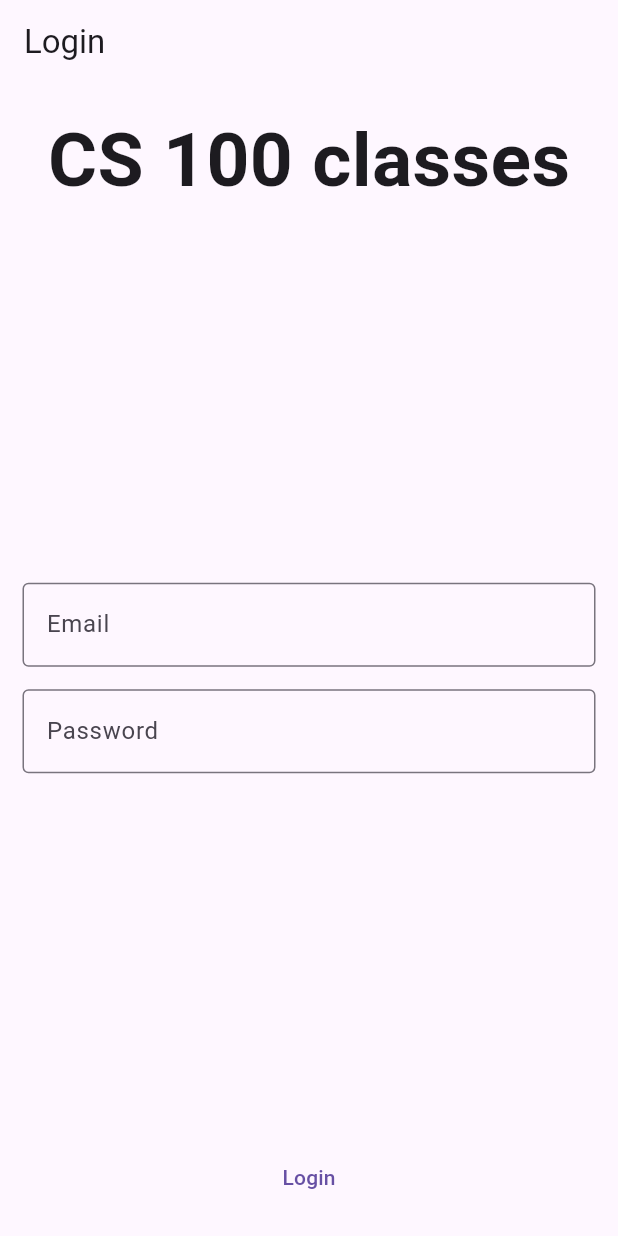
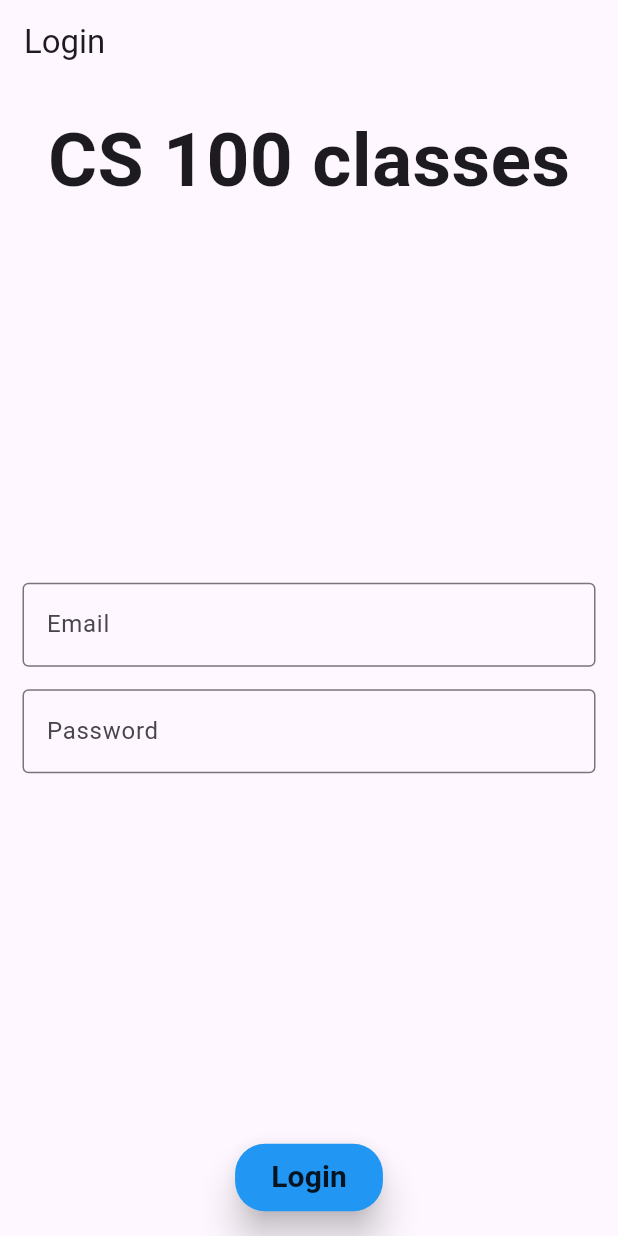
Before and after one commit to faroukmf7/CS_100_app, a Flutter app: the screen it shows after launch, on a phone screen of 412 x 824 dp. Run offline on Flutter 3.47's test engine with Material 3 defaults, Android fonts, the light colour scheme and no system bars; drawn by our look-alikes of flutter_form_builder; our stand-ins replace form_builder_validators, get; accounts and stored records are empty.

Commit message:
login done

```diff
--- a/lib/view/login.dart
+++ b/lib/view/login.dart
@@ -15,20 +15,17 @@ class loginpage extends StatelessWidget {
 
     final _formKey = GlobalKey<FormBuilderState>();
 
-
     TextEditingController emailController = TextEditingController();
     TextEditingController passwordController = TextEditingController();
-    void _submitform(){
-      if(_formKey.currentState!.saveAndValidate()){
-        final email =  emailController.text;
+    void _submitform() {
+      if (_formKey.currentState!.saveAndValidate()) {
+        final email = emailController.text;
         final password = passwordController.text;
         userControl.login(email, password);
-      }else{
+      } else {
         Get.snackbar("Error", "You need pollute the field");
       }
     }
-
-
 
     return SafeArea(
       child: Padding(
@@ -58,10 +55,7 @@ class loginpage extends StatelessWidget {
                     FormBuilderTextField(
                       name: "password",
                       controller: passwordController,
-                      validator: FormBuilderValidators.compose([
-                        FormBuilderValidators.password(),
-                        FormBuilderValidators.required()
-                      ]),
+                      validator: FormBuilderValidators.required(),
                       decoration: InputDecoration(
                         labelText: 'Password',
                         border: OutlineInputBorder(),
@@ -70,9 +64,25 @@ class loginpage extends StatelessWidget {
                   ],
                 ),
               ),
-              TextButton(onPressed: () {
-                _submitform();
-              }, child: Text('Login')),
+              MaterialButton(color: Colors.blue,
+                elevation: 10,
+                onPressed: () {},
+                shape: RoundedRectangleBorder(borderRadius: BorderRadiusGeometry.all(Radius.circular(20))),
+                child: Padding(
+                  padding: const EdgeInsets.all(8.0),
+                  child: Text("Login",style: kheadingB20,),
+                ),
+              ),
+              // TextButton(
+              //   onPressed: () {
+              //     _submitform();
+              //   },
+              //   child: Obx(
+              //     () => userControl.isLoading.value
+              //         ? CircularProgressIndicator()
+              //         : Text('Login'),
+              //   ),
+              // ),
             ],
           ),
         ),
```
Also changed, not shown: lib/controller/usercontroller.dart (+13 -4 lines).
